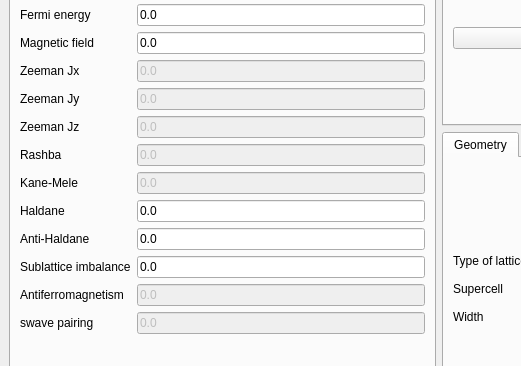
Qt form interface-pyqt/hofstader1d/interface.ui (joselado/quantum-honeycomp) before a commit; both pictures show x 0 to 521 and y 173 to 539 of the 878 by 626 pixel window.
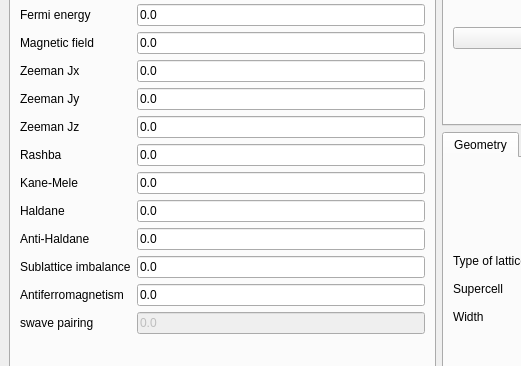
The same form after that commit.

```diff
--- a/interface-pyqt/hofstader1d/interface.ui
+++ b/interface-pyqt/hofstader1d/interface.ui
@@ -30,7 +30,7 @@
           <item row="12" column="1">
            <widget class="QLineEdit" name="mAF">
             <property name="enabled">
-             <bool>false</bool>
+             <bool>true</bool>
             </property>
             <property name="text">
              <string>0.0</string>
@@ -64,7 +64,7 @@
           <item row="7" column="1">
            <widget class="QLineEdit" name="rashba">
             <property name="enabled">
-             <bool>false</bool>
+             <bool>true</bool>
             </property>
             <property name="text">
              <string>0.0</string>
@@ -88,7 +88,7 @@
           <item row="4" column="1">
            <widget class="QLineEdit" name="Bx">
             <property name="enabled">
-             <bool>false</bool>
+             <bool>true</bool>
             </property>
             <property name="text">
              <string>0.0</string>
@@ -112,7 +112,7 @@
           <item row="6" column="1">
            <widget class="QLineEdit" name="Bz">
             <property name="enabled">
-             <bool>false</bool>
+             <bool>true</bool>
             </property>
             <property name="text">
              <string>0.0</string>
@@ -153,7 +153,7 @@
           <item row="5" column="1">
            <widget class="QLineEdit" name="By">
             <property name="enabled">
-             <bool>false</bool>
+             <bool>true</bool>
             </property>
             <property name="text">
              <string>0.0</string>
@@ -180,7 +180,7 @@
           <item row="8" column="1">
            <widget class="QLineEdit" name="kanemele">
             <property name="enabled">
-             <bool>false</bool>
+             <bool>true</bool>
             </property>
             <property name="text">
              <string>0.0</string>
```
Left out of the diff: 4 changed lines with no effect on the pictures.
